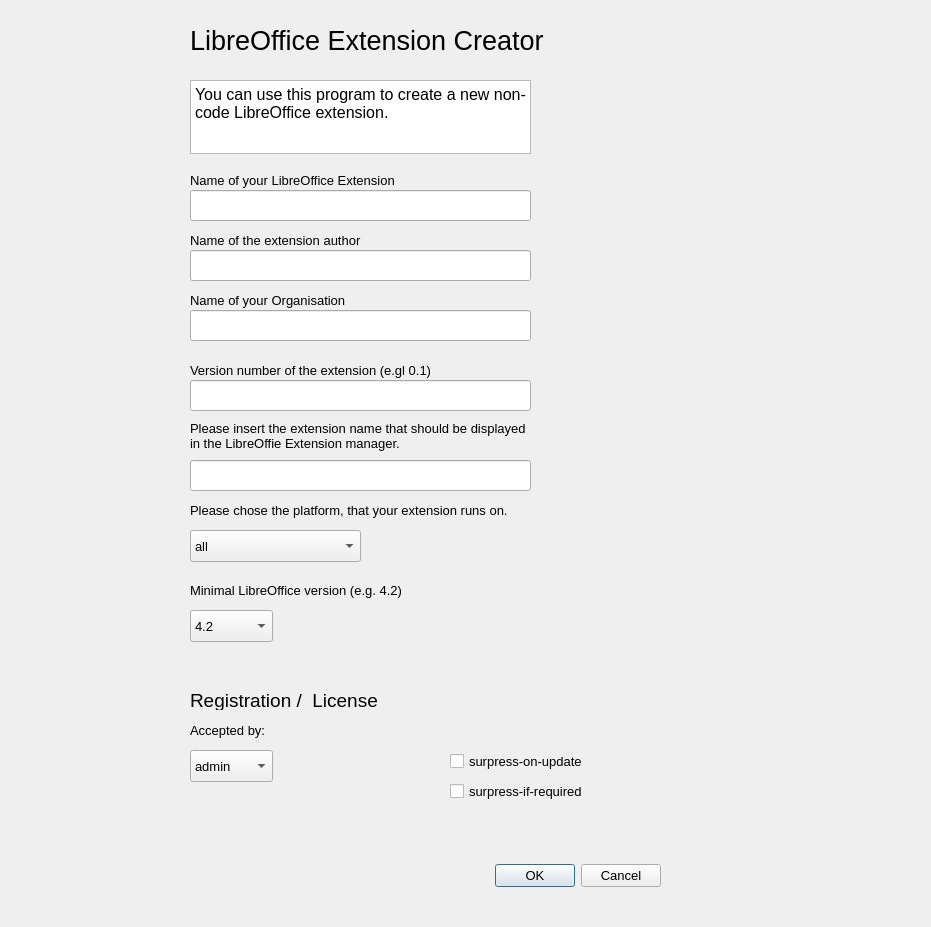
Qt form libreofficeextensioncreator.ui (andreasma/liboextensioncreator) before a commit.
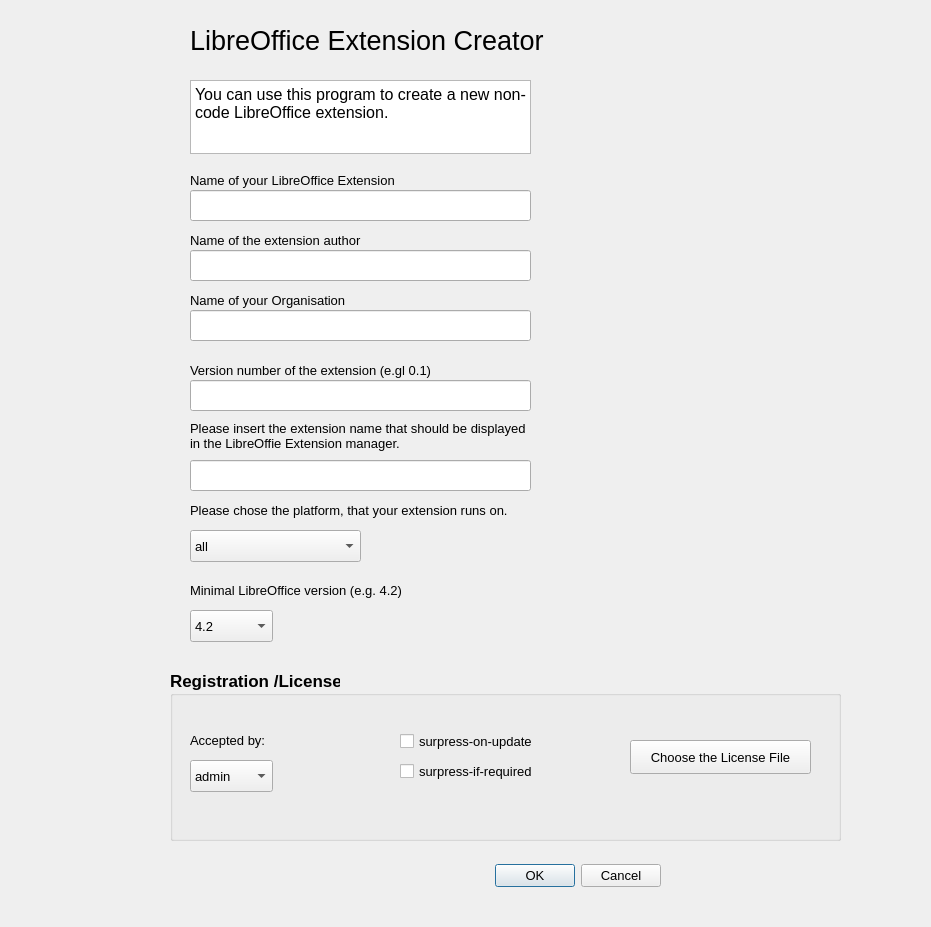
The same form after that commit.

Commit message: reordered and extended registration / license part

```diff
--- a/libreofficeextensioncreator.ui
+++ b/libreofficeextensioncreator.ui
@@ -438,15 +438,61 @@
     </property>
    </item>
   </widget>
+  <widget class="QGroupBox" name="groupBox">
+   <property name="geometry">
+    <rect>
+     <x>170</x>
+     <y>670</y>
+     <width>671</width>
+     <height>171</height>
+    </rect>
+   </property>
+   <property name="font">
+    <font>
+     <pointsize>13</pointsize>
+     <weight>75</weight>
+     <bold>true</bold>
+    </font>
+   </property>
+   <property name="title">
+    <string>Registration /License</string>
+   </property>
+   <widget class="QLabel" name="label_10">
+    <property name="geometry">
+     <rect>
+      <x>20</x>
+      <y>60</y>
+      <width>171</width>
+      <height>20</height>
+     </rect>
+    </property>
+    <property name="font">
+     <font>
+      <pointsize>10</pointsize>
+      <weight>50</weight>
+      <bold>false</bold>
+     </font>
+    </property>
+    <property name="text">
+     <string>Accepted by:</string>
+    </property>
+   </widget>
   <widget class="QComboBox" name="comboBox_3">
    <property name="geometry">
     <rect>
-     <x>190</x>
-     <y>750</y>
+      <x>20</x>
+      <y>90</y>
      <width>83</width>
      <height>32</height>
     </rect>
    </property>
+    <property name="font">
+     <font>
+      <pointsize>10</pointsize>
+      <weight>50</weight>
+      <bold>false</bold>
+     </font>
+    </property>
    <item>
     <property name="text">
      <string>admin</string>
@@ -458,67 +504,66 @@
     </property>
    </item>
   </widget>
-  <widget class="QLabel" name="label_9">
-   <property name="geometry">
-    <rect>
-     <x>190</x>
-     <y>690</y>
-     <width>331</width>
-     <height>20</height>
-    </rect>
-   </property>
-   <property name="font">
-    <font>
-     <pointsize>14</pointsize>
-    </font>
-   </property>
-   <property name="text">
-    <string>Registration /  License</string>
-   </property>
-  </widget>
-  <widget class="QLabel" name="label_10">
-   <property name="geometry">
-    <rect>
-     <x>190</x>
-     <y>720</y>
-     <width>171</width>
-     <height>20</height>
-    </rect>
-   </property>
-   <property name="font">
-    <font>
-     <pointsize>10</pointsize>
-    </font>
-   </property>
-   <property name="text">
-    <string>Accepted by:</string>
-   </property>
-  </widget>
-  <widget class="QCheckBox" name="checkBox">
-   <property name="geometry">
-    <rect>
-     <x>450</x>
-     <y>750</y>
-     <width>171</width>
-     <height>22</height>
-    </rect>
-   </property>
-   <property name="text">
-    <string>surpress-on-update</string>
-   </property>
-  </widget>
   <widget class="QCheckBox" name="checkBox_2">
    <property name="geometry">
     <rect>
-     <x>450</x>
-     <y>780</y>
+      <x>230</x>
+      <y>90</y>
      <width>171</width>
      <height>22</height>
     </rect>
    </property>
+    <property name="font">
+     <font>
+      <pointsize>10</pointsize>
+      <weight>50</weight>
+      <bold>false</bold>
+     </font>
+    </property>
    <property name="text">
     <string>surpress-if-required</string>
    </property>
+   </widget>
+   <widget class="QCheckBox" name="checkBox">
+    <property name="geometry">
+     <rect>
+      <x>230</x>
+      <y>60</y>
+      <width>171</width>
+      <height>22</height>
+     </rect>
+    </property>
+    <property name="font">
+     <font>
+      <pointsize>10</pointsize>
+      <weight>50</weight>
+      <bold>false</bold>
+     </font>
+    </property>
+    <property name="text">
+     <string>surpress-on-update</string>
+    </property>
+   </widget>
+   <widget class="QPushButton" name="pushButton">
+    <property name="geometry">
+     <rect>
+      <x>460</x>
+      <y>70</y>
+      <width>181</width>
+      <height>34</height>
+     </rect>
+    </property>
+    <property name="font">
+     <font>
+      <pointsize>10</pointsize>
+      <weight>50</weight>
+      <bold>false</bold>
+     </font>
+    </property>
+    <property name="text">
+     <string>Choose the License File</string>
+    </property>
+   </widget>
   </widget>
  </widget>
  <resources/>
```
Lines whose indentation alone changed are shown as unchanged.
